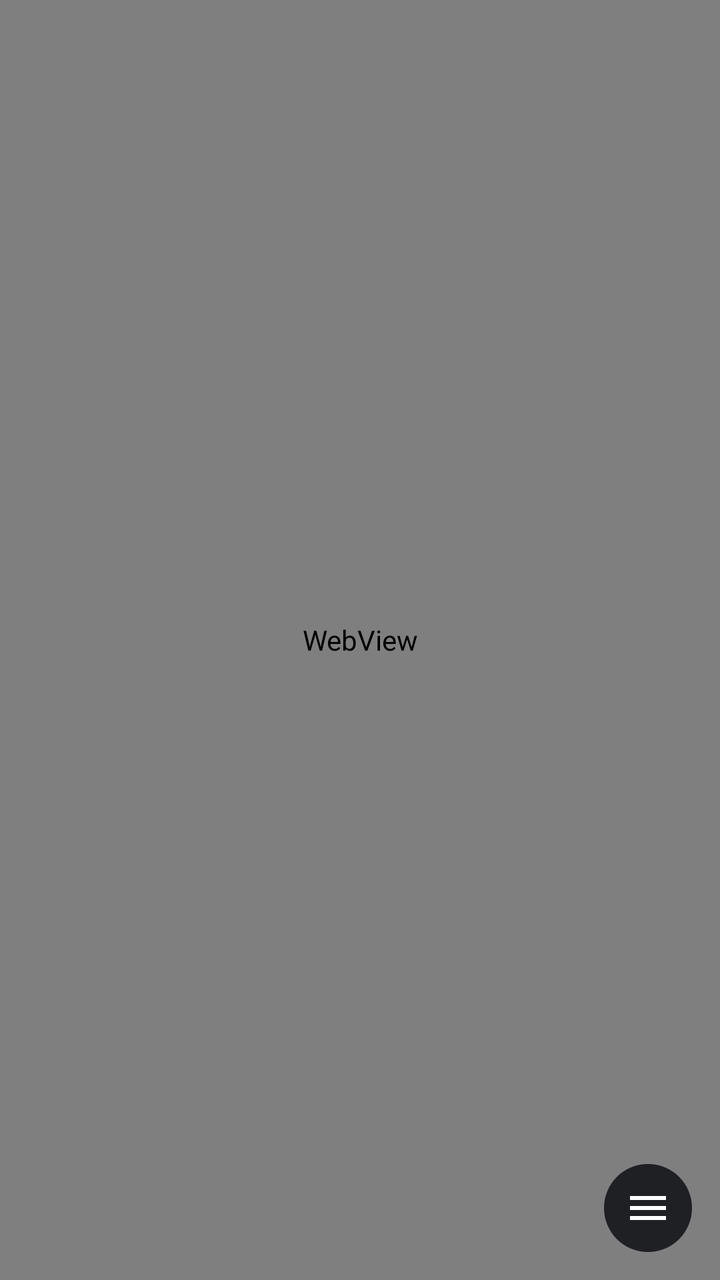
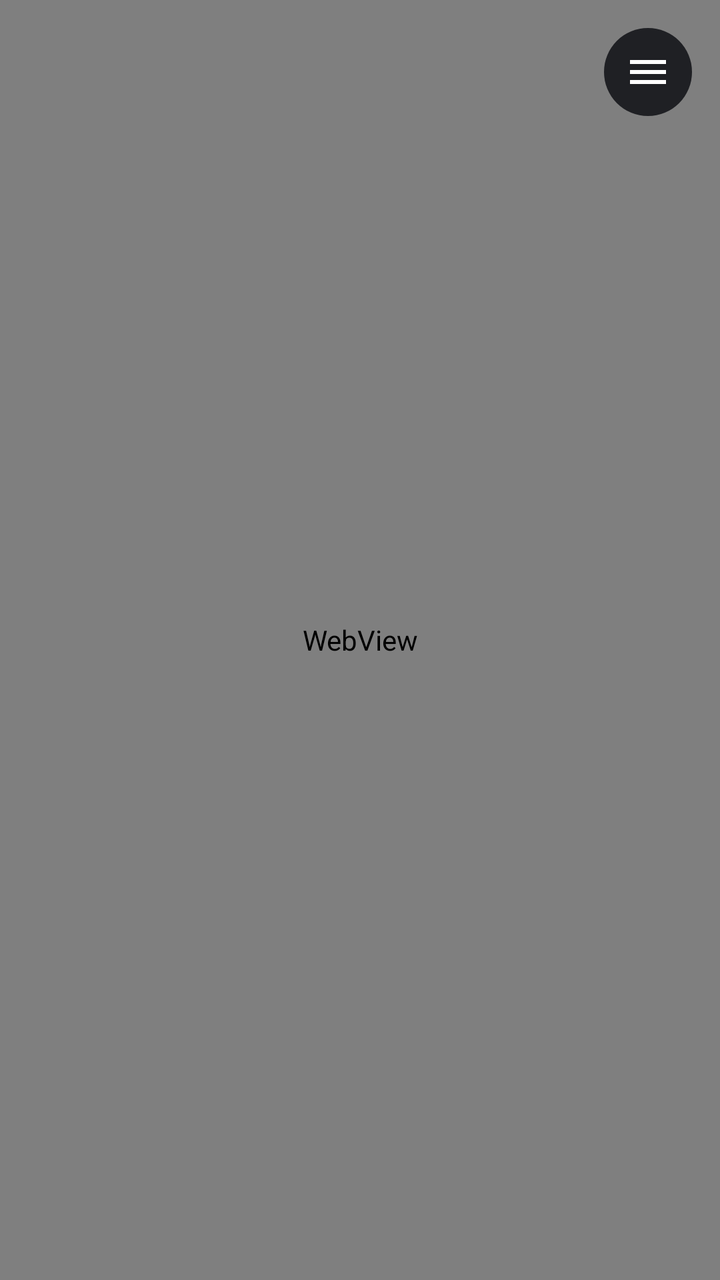

Two renders of the same Android screen: before a commit and after it. Below are the layout's source before the change and the commit's diff.
<!-- AndroidManifest.xml: application theme AppTheme -->
<!-- res/layout/activity_main.xml -->
<?xml version="1.0" encoding="utf-8"?>
<FrameLayout xmlns:android="http://schemas.android.com/apk/res/android"
    android:layout_width="match_parent" android:layout_height="match_parent">
    <WebView android:id="@+id/webView"
        android:layout_width="match_parent" android:layout_height="match_parent" />
    <ProgressBar android:id="@+id/progress"
        style="@style/Widget.AppCompat.ProgressBar.Horizontal"
        android:layout_width="match_parent" android:layout_height="3dp"
        android:visibility="gone" />
    <ImageButton android:id="@+id/menuBtn"
        android:layout_width="44dp" android:layout_height="44dp"
        android:layout_gravity="bottom|end" android:layout_margin="14dp"
        android:background="@drawable/bg_fab" android:alpha="1"
        android:src="@drawable/ic_menu"
        android:contentDescription="Menu" />
</FrameLayout>
<!-- resources referenced by this layout -->
<resources>
  <!-- drawable bg_fab (drawable) -->
  <shape xmlns:android="http://schemas.android.com/apk/res/android" android:shape="oval">
      <solid android:color="#FF1F2024" />
  </shape>
  <!-- drawable ic_menu (drawable) -->
  <vector xmlns:android="http://schemas.android.com/apk/res/android"
      android:width="24dp" android:height="24dp" android:viewportWidth="24" android:viewportHeight="24">
      <path android:fillColor="#FFFFFFFF" android:pathData="M3,6h18v2h-18zM3,11h18v2h-18zM3,16h18v2h-18z" />
  </vector>
  <style name="AppTheme" parent="Theme.AppCompat.DayNight.NoActionBar">
          <item name="android:windowFullscreen">true</item>
          <item name="android:windowLayoutInDisplayCutoutMode">shortEdges</item>
      </style>
</resources>

<!-- the commit's change to res/layout/activity_main.xml (unified diff, before → after) -->
@@ -9,7 +9,8 @@
         android:visibility="gone" />
     <ImageButton android:id="@+id/menuBtn"
         android:layout_width="44dp" android:layout_height="44dp"
-        android:layout_gravity="bottom|end" android:layout_margin="14dp"
+        android:layout_gravity="top|end" android:layout_margin="14dp"
+        android:layout_marginTop="32dp"
         android:background="@drawable/bg_fab" android:alpha="1"
         android:src="@drawable/ic_menu"
         android:contentDescription="Menu" />
